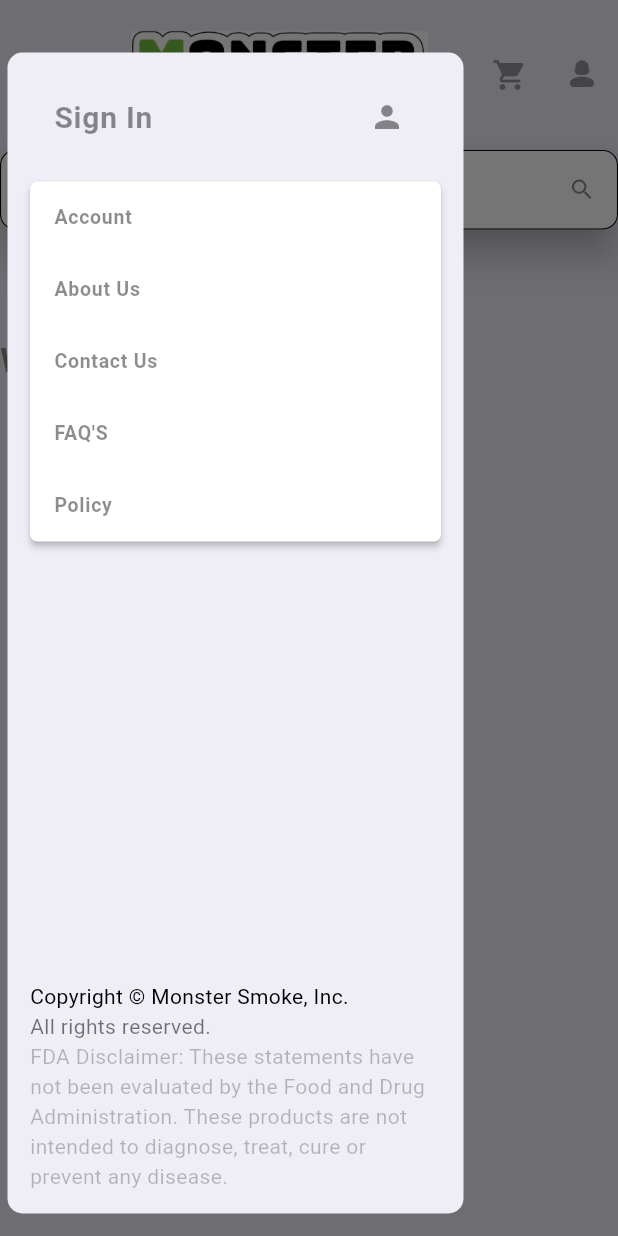
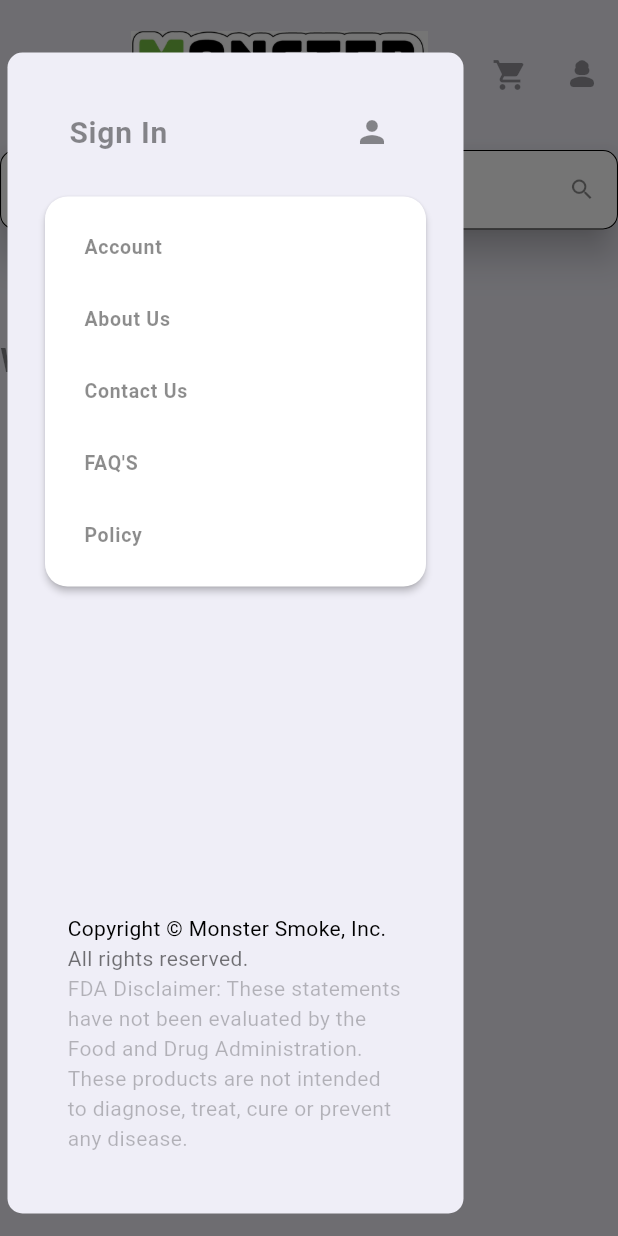
Before and after one commit to navchagani/monsterSmoke, a Flutter app: the screen it shows after launch, with the side drawer open, on a phone screen of 412 x 824 dp. Run offline on Flutter 3.47's test engine with Material 3 defaults, Android fonts, the phone set to English and light mode, and no system bars; our stand-ins replace bloc, dio, equatable, flutter_bloc, get_it, retrofit and 1 more; missing offline and left inert: flutter_inappwebview; generated files the repository leaves out were written again; network calls fail.

Commit message:
cahnges made 18.05 v4

```diff
--- a/lib/PlatformBuilder.dart
+++ b/lib/PlatformBuilder.dart
@@ -62,9 +62,8 @@ class PlatformBuilder extends StatelessWidget {
             RoundedRectangleBorder(borderRadius: BorderRadius.circular(10.0)),
         backgroundColor: Theme.of(context).scaffoldBackgroundColor,
         surfaceTintColor: Colors.transparent,
-        child: SafeArea(
         child: Padding(
-            padding: const EdgeInsets.all(15.0),
+          padding: const EdgeInsets.all(25.0),
           child: Column(
             children: [
               userData(),
@@ -73,7 +72,6 @@ class PlatformBuilder extends StatelessWidget {
               const Spacer(),
               footer()
             ],
-            ),
           ),
         ),
       ),
@@ -108,8 +106,9 @@ class PlatformBuilder extends StatelessWidget {
       return Material(
         color: Colors.white,
         elevation: 2.0,
-        borderRadius: const BorderRadius.all(Radius.circular(5.0)),
+        borderRadius: const BorderRadius.all(Radius.circular(15.0)),
         child: ListView.builder(
+          padding: const EdgeInsets.all(10.0),
           shrinkWrap: true,
           physics: const NeverScrollableScrollPhysics(),
           itemBuilder: (BuildContext context, int index) {
@@ -121,7 +120,9 @@ class PlatformBuilder extends StatelessWidget {
     });
   }
 
-  Widget footer() => const Column(
+  Widget footer() => const Padding(
+        padding: EdgeInsets.all(15.0),
+        child: Column(
           mainAxisAlignment: MainAxisAlignment.start,
           crossAxisAlignment: CrossAxisAlignment.start,
           children: [
@@ -129,11 +130,13 @@ class PlatformBuilder extends StatelessWidget {
               'Copyright © Monster Smoke, Inc.',
               style: TextStyle(color: Colors.black),
             ),
-          Text('All rights reserved.', style: TextStyle(color: Colors.black54)),
+            Text('All rights reserved.',
+                style: TextStyle(color: Colors.black54)),
             Text(
                 'FDA Disclaimer: These statements have not been evaluated by the Food and Drug Administration. These products are not intended to diagnose, treat, cure or prevent any disease.',
                 style: TextStyle(color: Colors.black26))
           ],
+        ),
       );
 
   Widget userData() => BlocBuilder<CustomerBloc, CustomerBlocState>(
@@ -142,11 +145,11 @@ class PlatformBuilder extends StatelessWidget {
           return Material(
               color: Colors.white,
               elevation: 2.0,
-              borderRadius: const BorderRadius.all(Radius.circular(5.0)),
+              borderRadius: const BorderRadius.all(Radius.circular(15.0)),
               child: InkWell(
                 onTap: () {},
                 child: Padding(
-                  padding: const EdgeInsets.all(13.0),
+                  padding: const EdgeInsets.all(15.0),
                   child: Row(
                     children: [
                       Expanded(
@@ -173,6 +176,16 @@ class PlatformBuilder extends StatelessWidget {
                                 'Company ${customerState.customerModel.company.toString()}'),
                             Decorations.height15,
                             ElevatedButton(
+                              style: ButtonStyle(
+                                  backgroundColor: MaterialStateProperty.all(
+                                      Theme.of(context).colorScheme.secondary),
+                                  foregroundColor: MaterialStateProperty.all(
+                                      Theme.of(context).colorScheme.background),
+                                  textStyle: MaterialStateProperty.all(
+                                      TextStyle(
+                                          color: Theme.of(context)
+                                              .colorScheme
+                                              .background))),
                               onPressed: () => onMoveTODashboard(context),
                               child: const Text('Move To Dashboard'),
                             )
--- a/lib/core/widgets/CustomStepper.dart
+++ b/lib/core/widgets/CustomStepper.dart
@@ -886,6 +886,7 @@ class _CustomStepperState extends State<CustomStepper>
     return Column(
       children: <Widget>[
         Material(
+          color: Theme.of(context).colorScheme.background,
           child: Padding(
             padding: const EdgeInsets.symmetric(horizontal: 25.0),
             child: SingleChildScrollView(
```
Also changed, not shown: lib/core/widgets/CustomHtmlViewer.dart (+22 -15 lines), lib/core/widgets/ProductCard.dart (+12 -10 lines), lib/features/PlaceOrder/presentation/widgets/PlaceOrderPage.dart (+33 -14 lines), lib/features/Products/presentation/pages/ProductDetailPage.dart (+29 -42 lines). Lines whose indentation alone changed are shown as unchanged.
